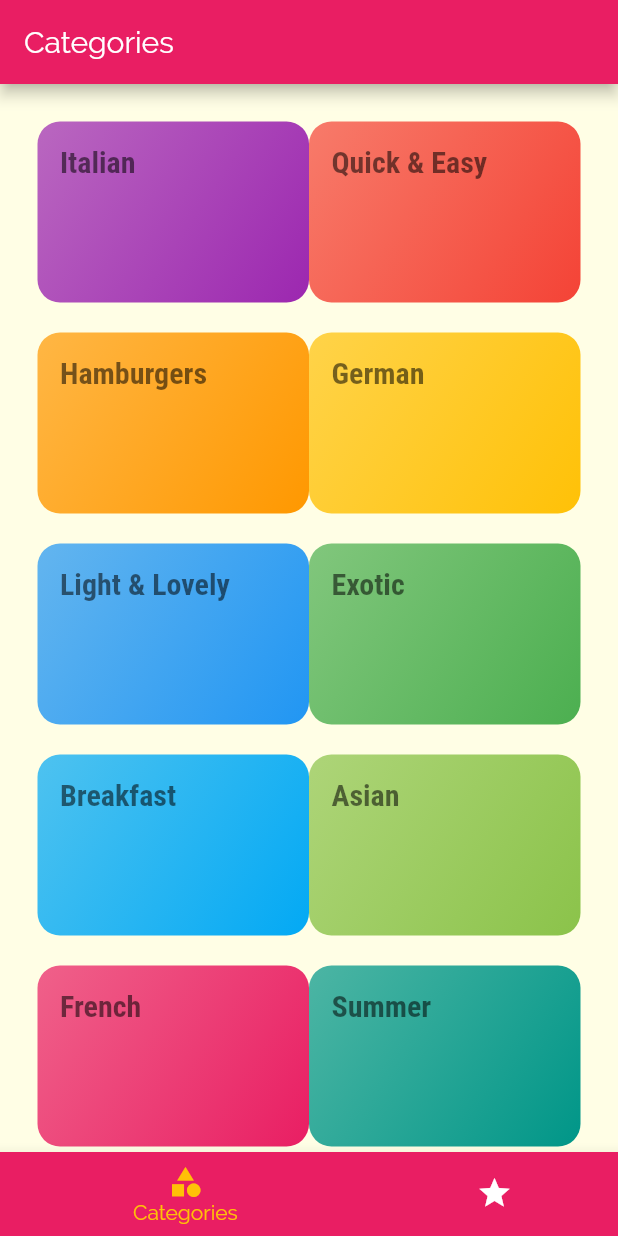
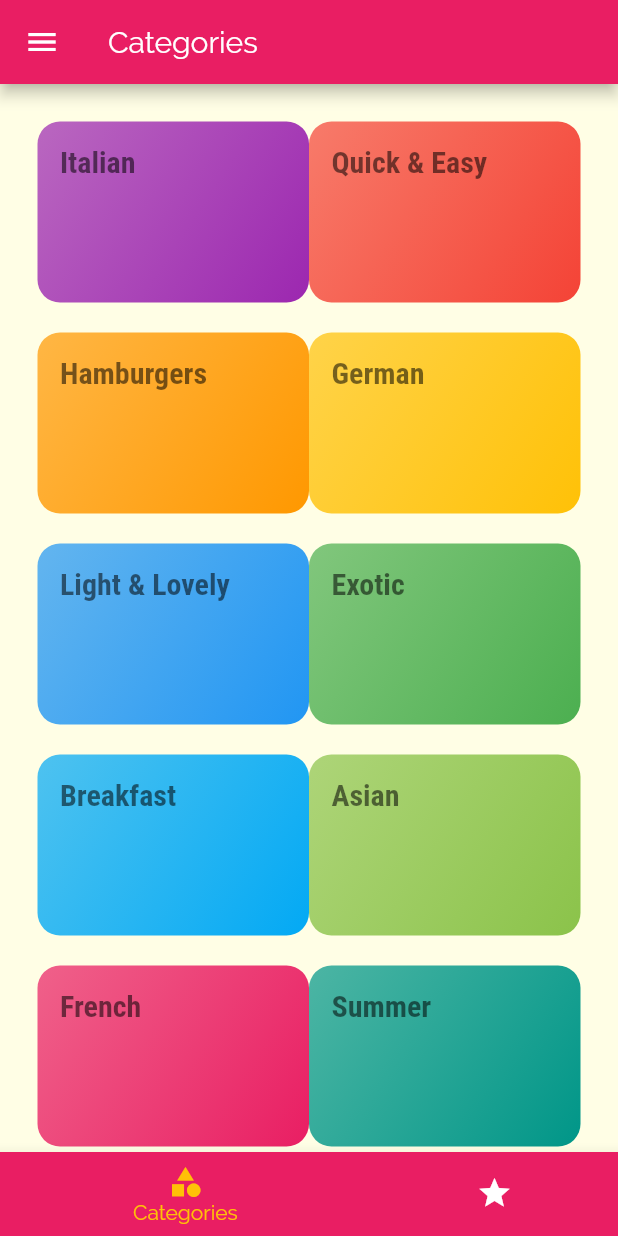
Before and after one commit to fdorado985/delimeals_flutter, a Flutter app: the screen it shows after launch, on a phone screen of 412 x 824 dp. Run offline on Flutter 3.47's test engine with Material 2 defaults, Android fonts, the phone set to English and light mode, and no system bars.

```diff
--- a/lib/screens/tabs_screen.dart
+++ b/lib/screens/tabs_screen.dart
@@ -32,6 +32,9 @@ class _TabsScreenState extends State<TabsScreen> {
       appBar: AppBar(
         title: Text(_pages[_selectedPageIndex]['title']),
       ),
+      drawer: Drawer(
+        child: Text('Hey nigga!'),
+      ),
       body: _pages[_selectedPageIndex]['page'],
       bottomNavigationBar: BottomNavigationBar(
         onTap: _selectPage,
```
